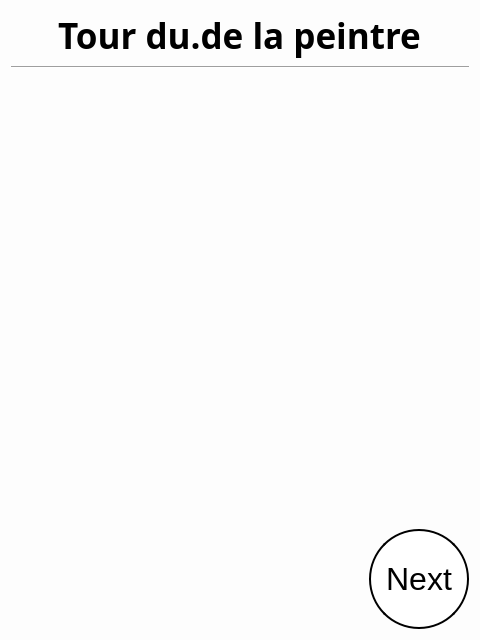
The window that SporzOBC-WAL/code/resources/Phases/Night/Painter/turn.ui (Eben-Epi/SporzOBC) describes before a commit, drawn with Qt 5.
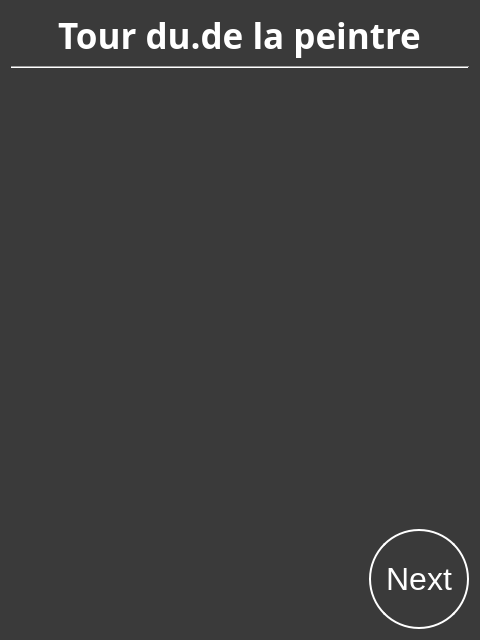
The same window after the commit.

Commit message: UPD Night Phases are displayed with dark background UPD Mutant Turn and Evening Bed Time View ADD useful fetch infos from game logic methods

```diff
--- a/SporzOBC-WAL/code/resources/Phases/Night/Painter/turn.ui
+++ b/SporzOBC-WAL/code/resources/Phases/Night/Painter/turn.ui
@@ -15,14 +15,19 @@
   </property>
   <property name="styleSheet">
    <string notr="true">#PainterTurn {
-    background-color: rgb(253, 253, 253);
+    background-color: rgb(58, 58, 58);;
     }
 
+QLabel {
+	color:white;
+}
+
 QPushButton  {
-    border: 2px solid black;
-    background-color: white;
+    border: 2px solid white;
+    background-color: rgb(58, 58, 58);
     padding: 10px 10px;
     font-size: 32px;
+	color:white;
     border-radius: 50px;
 }</string>
   </property>
```
The commit also changes 37 other files.
